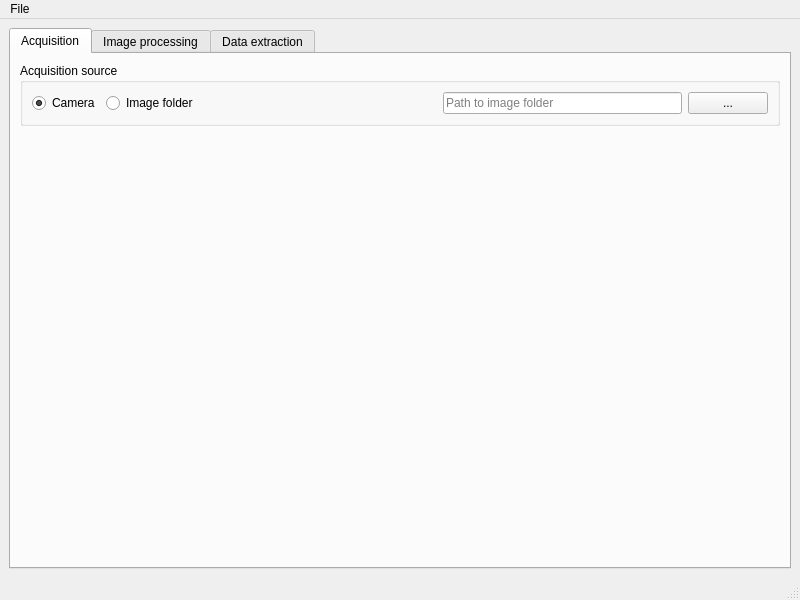
Qt form src/CellSorter/gui/mainwindow.ui (mortbopet/RTOC) before a commit.
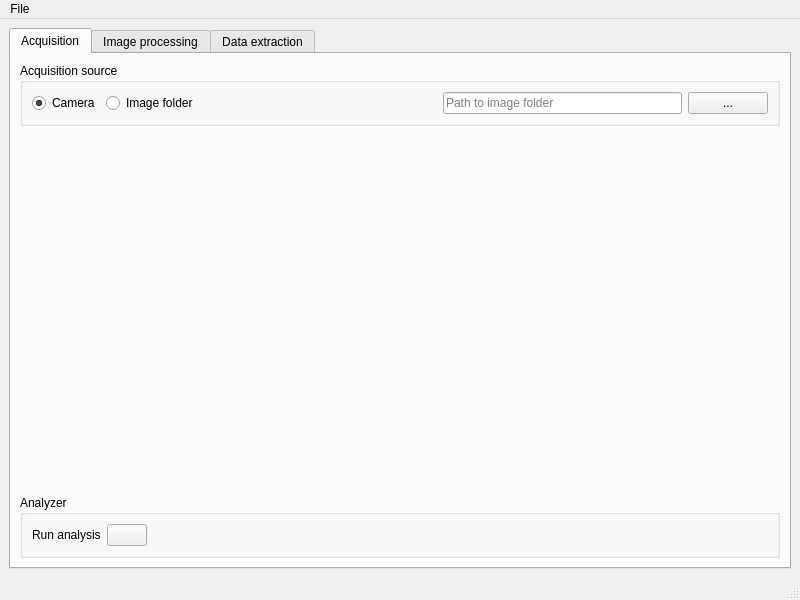
The same form after that commit.

Commit message: Implement AcquisitionInterface as an interface to either image folders or the camera, for the Analyzer

What changed in the file:
```diff
--- a/src/CellSorter/gui/mainwindow.ui
+++ b/src/CellSorter/gui/mainwindow.ui
@@ -111,6 +111,46 @@
           </item>
          </layout>
         </item>
+        <item row="1" column="0">
+         <widget class="QGroupBox" name="groupBox_2">
+          <property name="title">
+           <string>Analyzer</string>
+          </property>
+          <layout class="QGridLayout" name="gridLayout_6">
+           <item row="0" column="0">
+            <layout class="QHBoxLayout" name="horizontalLayout_2">
+             <item>
+              <widget class="QLabel" name="label">
+               <property name="text">
+                <string>Run analysis</string>
+               </property>
+              </widget>
+             </item>
+             <item>
+              <widget class="QPushButton" name="runAnalyzer">
+               <property name="text">
+                <string/>
+               </property>
+              </widget>
+             </item>
+             <item>
+              <spacer name="horizontalSpacer_2">
+               <property name="orientation">
+                <enum>Qt::Horizontal</enum>
+               </property>
+               <property name="sizeHint" stdset="0">
+                <size>
+                 <width>40</width>
+                 <height>20</height>
+                </size>
+               </property>
+              </spacer>
+             </item>
+            </layout>
+           </item>
+          </layout>
+         </widget>
+        </item>
        </layout>
       </widget>
       <widget class="QWidget" name="configurator">
```
The commit also changes 8 other files.
